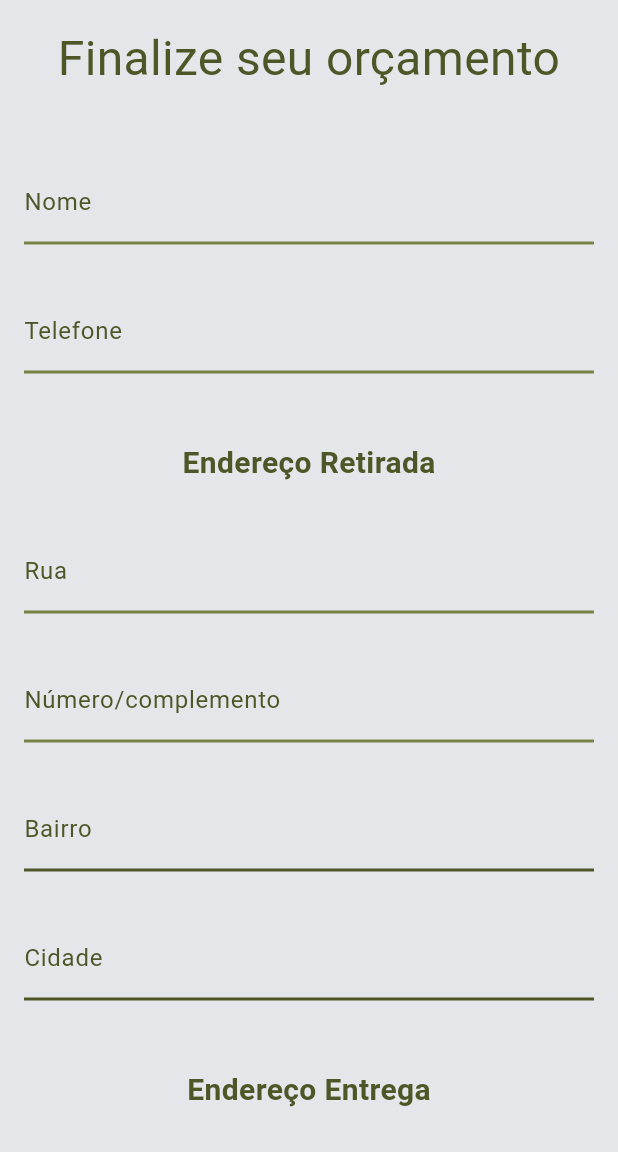
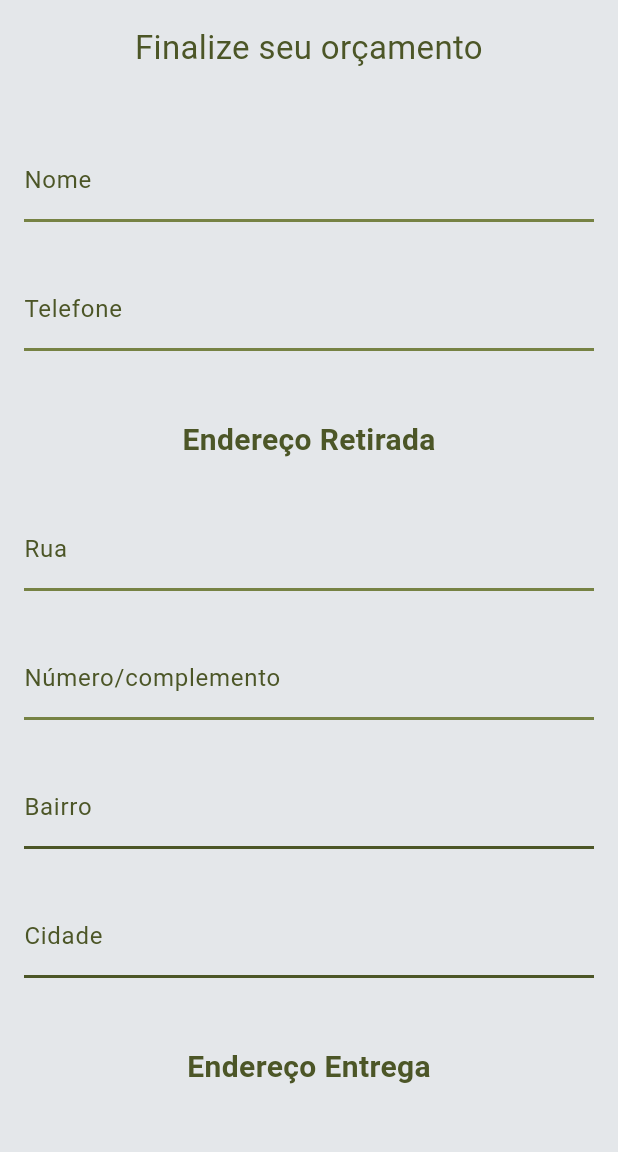
Before and after one commit to MiguelNobreFrederico/David_transportes, a Flutter app: the FormScreen screen opened directly, on a phone screen of 412 x 824 dp, the part 84-1236 px from its top. Run offline on Flutter 3.47's test engine with Material 3 defaults, Android fonts, the light colour scheme and no system bars; missing offline and left inert: dart:html; Roboto replaces fonts that are missing (MPLUSRounded1c).

Commit message:
mudando text

```diff
--- a/lib/components/form_item.dart
+++ b/lib/components/form_item.dart
@@ -18,7 +18,7 @@ class FormItem extends StatelessWidget {
               style: TextStyle(
                   color: AppColors.primaryColor,
                   fontFamily: "MPLUSRounded1c",
-                  fontSize: 32),
+                  fontSize: 22),
               textAlign: TextAlign.center,
             ),
             Padding(
```
